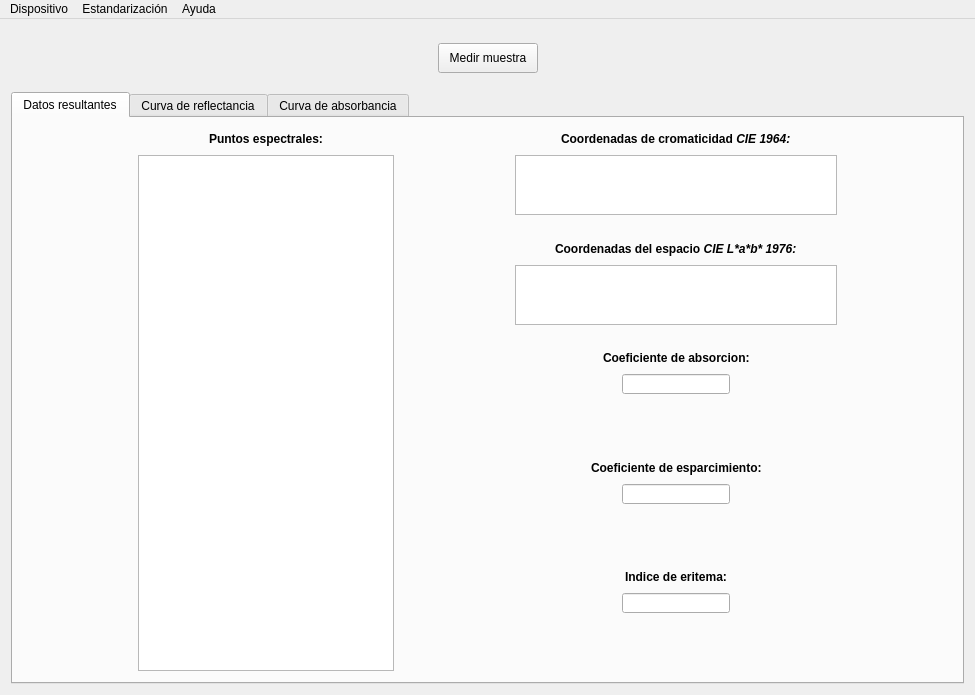
The window that mainwindow.ui (Gabnz/Spectrasoft) describes before a commit, drawn with Qt 5.
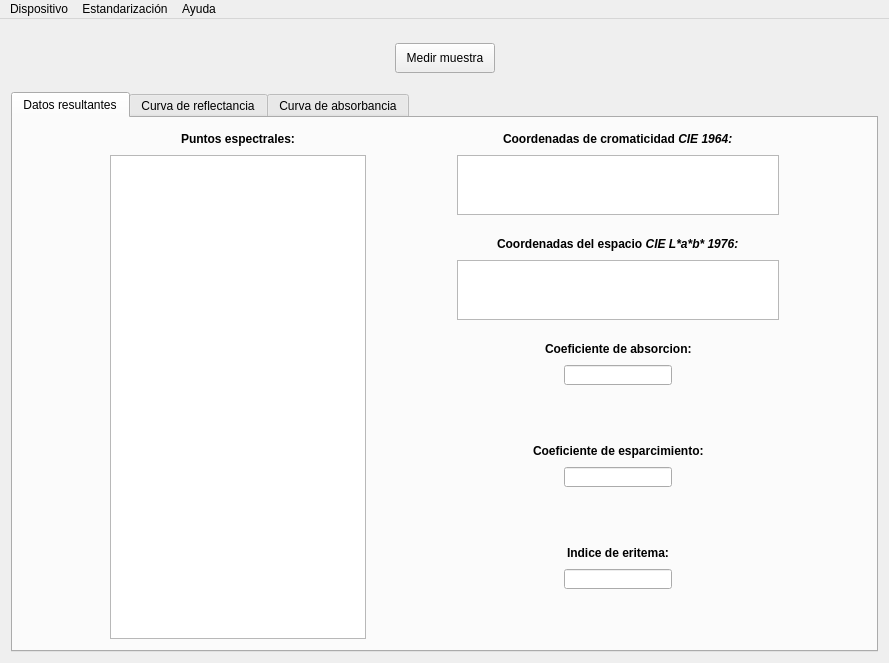
The same window after the commit. Icons and pictures are not drawn. Custom widgets are drawn as their Qt base class.

What changed in the file:
```diff
--- a/mainwindow.ui
+++ b/mainwindow.ui
@@ -6,8 +6,8 @@
    <rect>
     <x>0</x>
     <y>0</y>
-    <width>975</width>
-    <height>695</height>
+    <width>887</width>
+    <height>663</height>
    </rect>
   </property>
   <property name="windowTitle">
@@ -848,7 +848,7 @@
     <rect>
      <x>0</x>
      <y>0</y>
-     <width>975</width>
+     <width>887</width>
      <height>21</height>
     </rect>
    </property>
```
Left out of the diff: 32 changed lines with no effect on the pictures.
